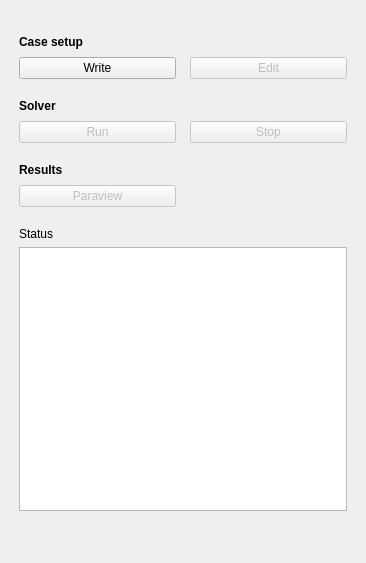
Qt form Gui/TaskPanelCfdSolverControl.ui (jaheyns/CfdOF) before a commit.
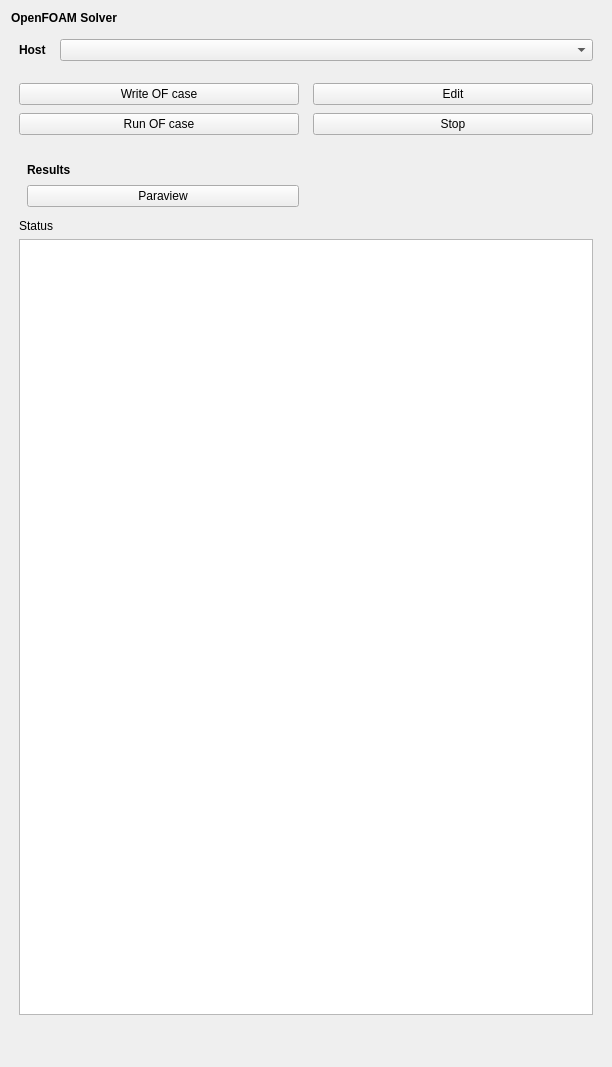
The same form after that commit.

Commit message: Added remote host functionality

Patch:
```diff
--- a/Gui/TaskPanelCfdSolverControl.ui
+++ b/Gui/TaskPanelCfdSolverControl.ui
@@ -6,8 +6,8 @@
    <rect>
     <x>0</x>
     <y>0</y>
-    <width>366</width>
-    <height>563</height>
+    <width>612</width>
+    <height>1067</height>
    </rect>
   </property>
   <property name="windowTitle">
@@ -15,7 +15,20 @@
   </property>
   <layout class="QVBoxLayout" name="verticalLayout">
    <item>
-    <layout class="QGridLayout" name="gridLayout">
+    <widget class="QLabel" name="label_2">
+     <property name="font">
+      <font>
+       <weight>75</weight>
+       <bold>true</bold>
+      </font>
+     </property>
+     <property name="text">
+      <string>OpenFOAM Solver</string>
+     </property>
+    </widget>
+   </item>
+   <item>
+    <layout class="QGridLayout" name="gridLayout" columnstretch="0,0">
      <property name="leftMargin">
       <number>8</number>
      </property>
@@ -34,6 +47,44 @@
      <property name="verticalSpacing">
       <number>6</number>
      </property>
+     <item row="0" column="0">
+      <widget class="QLabel" name="label">
+       <property name="sizePolicy">
+        <sizepolicy hsizetype="Maximum" vsizetype="Preferred">
+         <horstretch>0</horstretch>
+         <verstretch>0</verstretch>
+        </sizepolicy>
+       </property>
+       <property name="font">
+        <font>
+         <weight>75</weight>
+         <bold>true</bold>
+        </font>
+       </property>
+       <property name="text">
+        <string>Host</string>
+       </property>
+      </widget>
+     </item>
+     <item row="0" column="1">
+      <widget class="QComboBox" name="cb_profile">
+       <property name="sizePolicy">
+        <sizepolicy hsizetype="Minimum" vsizetype="Fixed">
+         <horstretch>0</horstretch>
+         <verstretch>0</verstretch>
+        </sizepolicy>
+       </property>
+       <property name="editable">
+        <bool>false</bool>
+       </property>
+       <property name="currentText">
+        <string/>
+       </property>
+       <property name="currentIndex">
+        <number>-1</number>
+       </property>
+      </widget>
+     </item>
     </layout>
    </item>
    <item>
@@ -56,146 +107,40 @@
      <property name="verticalSpacing">
       <number>8</number>
      </property>
-     <item row="1" column="0">
-      <widget class="QPushButton" name="pb_write_inp">
-       <property name="text">
-        <string>Write</string>
-       </property>
-      </widget>
-     </item>
      <item row="1" column="1">
-      <widget class="QPushButton" name="pb_edit_inp">
-       <property name="enabled">
-        <bool>false</bool>
-       </property>
-       <property name="text">
-        <string>Edit</string>
-       </property>
-      </widget>
-     </item>
-     <item row="0" column="0" colspan="2">
-      <widget class="QLabel" name="label">
-       <property name="font">
-        <font>
-         <weight>75</weight>
-         <bold>true</bold>
-        </font>
-       </property>
-       <property name="text">
-        <string>Case setup</string>
-       </property>
-      </widget>
-     </item>
-    </layout>
-   </item>
-   <item>
-    <layout class="QGridLayout" name="gl_actions_3">
-     <property name="leftMargin">
-      <number>8</number>
-     </property>
-     <property name="topMargin">
-      <number>8</number>
-     </property>
-     <property name="rightMargin">
-      <number>8</number>
-     </property>
-     <property name="bottomMargin">
-      <number>6</number>
-     </property>
-     <property name="horizontalSpacing">
-      <number>14</number>
-     </property>
-     <property name="verticalSpacing">
-      <number>8</number>
-     </property>
-     <item row="2" column="1">
       <widget class="QPushButton" name="terminateSolver">
        <property name="enabled">
-        <bool>false</bool>
+        <bool>true</bool>
        </property>
        <property name="text">
         <string>Stop</string>
        </property>
       </widget>
      </item>
-     <item row="2" column="0">
+     <item row="1" column="0">
       <widget class="QPushButton" name="pb_run_solver">
        <property name="enabled">
-        <bool>false</bool>
+        <bool>true</bool>
        </property>
        <property name="text">
-        <string>Run</string>
+        <string>Run OF case</string>
        </property>
       </widget>
      </item>
-     <item row="1" column="0" colspan="2">
-      <widget class="QLabel" name="label_2">
-       <property name="font">
-        <font>
-         <weight>75</weight>
-         <bold>true</bold>
-        </font>
-       </property>
-       <property name="text">
-        <string>Solver</string>
-       </property>
-      </widget>
-     </item>
-    </layout>
-   </item>
-   <item>
-    <layout class="QGridLayout" name="gl_actions_2">
-     <property name="leftMargin">
-      <number>8</number>
-     </property>
-     <property name="topMargin">
-      <number>8</number>
-     </property>
-     <property name="rightMargin">
-      <number>8</number>
-     </property>
-     <property name="bottomMargin">
-      <number>6</number>
-     </property>
-     <property name="horizontalSpacing">
-      <number>14</number>
-     </property>
-     <property name="verticalSpacing">
-      <number>8</number>
-     </property>
-     <item row="2" column="0">
-      <widget class="QPushButton" name="pb_paraview">
+     <item row="0" column="1">
+      <widget class="QPushButton" name="pb_edit_inp">
        <property name="enabled">
-        <bool>false</bool>
+        <bool>true</bool>
        </property>
        <property name="text">
-        <string>Paraview</string>
+        <string>Edit</string>
        </property>
       </widget>
      </item>
-     <item row="2" column="1">
-      <widget class="QLabel" name="label_5">
-       <property name="font">
-        <font>
-         <weight>75</weight>
-         <bold>true</bold>
-        </font>
-       </property>
+     <item row="0" column="0">
+      <widget class="QPushButton" name="pb_write_inp">
        <property name="text">
-        <string/>
-       </property>
-      </widget>
-     </item>
-     <item row="1" column="0" colspan="2">
-      <widget class="QLabel" name="label_3">
-       <property name="font">
-        <font>
-         <weight>75</weight>
-         <bold>true</bold>
-        </font>
-       </property>
-       <property name="text">
-        <string>Results</string>
+        <string>Write OF case</string>
        </property>
       </widget>
      </item>
@@ -215,6 +160,64 @@
      <property name="bottomMargin">
       <number>8</number>
      </property>
+     <item>
+      <layout class="QGridLayout" name="gl_actions_2">
+       <property name="leftMargin">
+        <number>8</number>
+       </property>
+       <property name="topMargin">
+        <number>8</number>
+       </property>
+       <property name="rightMargin">
+        <number>8</number>
+       </property>
+       <property name="bottomMargin">
+        <number>6</number>
+       </property>
+       <property name="horizontalSpacing">
+        <number>14</number>
+       </property>
+       <property name="verticalSpacing">
+        <number>8</number>
+       </property>
+       <item row="1" column="0" colspan="2">
+        <widget class="QLabel" name="label_3">
+         <property name="font">
+          <font>
+           <weight>75</weight>
+           <bold>true</bold>
+          </font>
+         </property>
+         <property name="text">
+          <string>Results</string>
+         </property>
+        </widget>
+       </item>
+       <item row="2" column="1">
+        <widget class="QLabel" name="label_5">
+         <property name="font">
+          <font>
+           <weight>75</weight>
+           <bold>true</bold>
+          </font>
+         </property>
+         <property name="text">
+          <string/>
+         </property>
+        </widget>
+       </item>
+       <item row="2" column="0">
+        <widget class="QPushButton" name="pb_paraview">
+         <property name="enabled">
+          <bool>true</bool>
+         </property>
+         <property name="text">
+          <string>Paraview</string>
+         </property>
+        </widget>
+       </item>
+      </layout>
+     </item>
      <item>
       <widget class="QLabel" name="label_4">
        <property name="text">
```
The commit also changes 11 other files.
